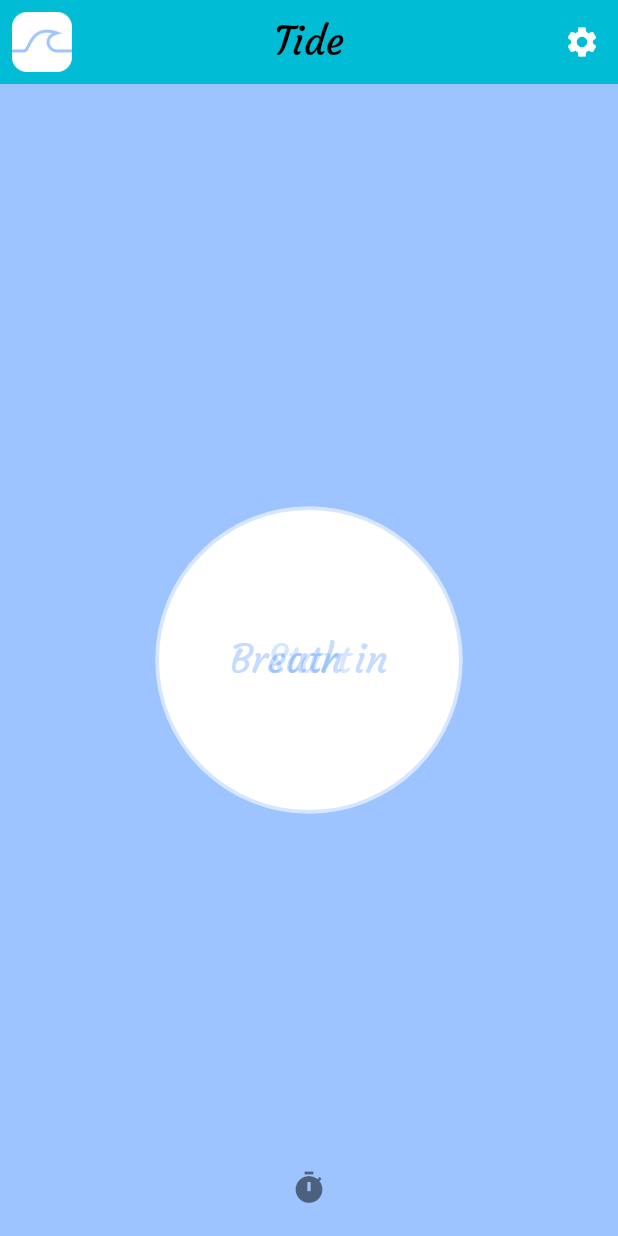
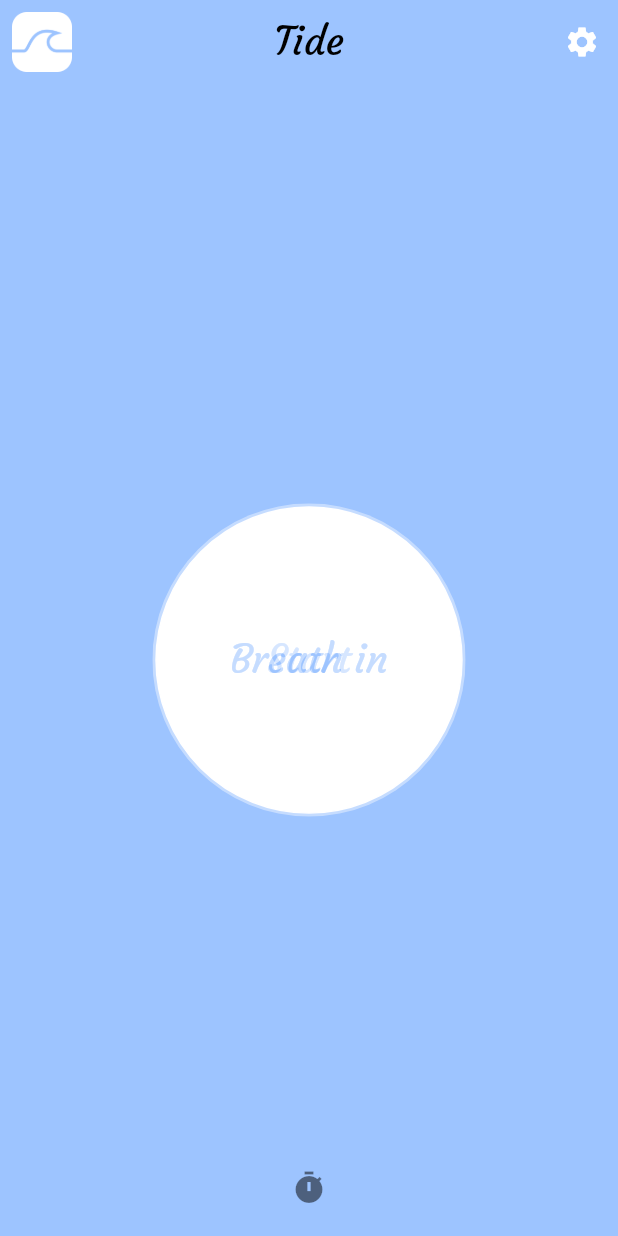
Before and after one commit to Cynnexis/tide, a Flutter app: the screen it shows after launch, after a tap on "Start", on a phone screen of 412 x 824 dp. Run offline on Flutter 3.47's test engine with Material 2 defaults, Android fonts, the phone set to English and light mode, and no system bars; our stand-ins replace args, flutter_settings_screens, shared_preferences, synchronized; missing offline and left inert: flutter_picker; generated files the repository leaves out were written again.

Commit message:
:hammer: Upgrade Android tools and dependencies
* :lipstick: Fix application bar that was not at the right color.
* :dizzy: Slowed down animation for starting button.
* :arrow_up: Upgraded dependencies.

```diff
--- a/lib/page/breathing_exercise_page.dart
+++ b/lib/page/breathing_exercise_page.dart
@@ -48,6 +48,7 @@ class _BreathingExercisePageState extends State<BreathingExercisePage> {
     return Scaffold(
       appBar: TideAppBar(
         context: context,
+        backgroundColor: TideTheme.primaryColor,
       ),
       backgroundColor: TideTheme.primaryColor,
       body: Stack(
--- a/lib/page/home_page.dart
+++ b/lib/page/home_page.dart
@@ -29,7 +29,7 @@ class _HomePageState extends State<HomePage>
     didChangePlatformBrightness();
 
     _animationController = AnimationController(
-      duration: const Duration(seconds: 1, milliseconds: 500),
+      duration: const Duration(seconds: 2, milliseconds: 500),
       vsync: this,
     );
 
@@ -64,7 +64,10 @@ class _HomePageState extends State<HomePage>
   @override
   Widget build(BuildContext context) {
     return Scaffold(
-      appBar: TideAppBar(context: context),
+      appBar: TideAppBar(
+        context: context,
+        backgroundColor: TideTheme.primaryColor,
+      ),
       backgroundColor: TideTheme.primaryColor,
       body: Center(
         child: Column(
--- a/pubspec.yaml
+++ b/pubspec.yaml
@@ -23,7 +23,7 @@ dependencies:
   flutter_settings_screens: ^0.3.0-null-safety
   intl: ^0.17.0-nullsafety.2
   logging: ^1.0.1
-  provider: ^5.0.0
+  provider: ^6.0.2
   quiver: ^3.0.1
   shared_preferences: ^2.0.6
   synchronized: ^3.0.0
@@ -36,7 +36,7 @@ dev_dependencies:
     sdk: flutter
 
   build_runner: ^2.0.5
-  dartdoc: ^1.0.0
+  dartdoc: ^4.1.0
   flutter_launcher_icons: ^0.9.1
   flutter_lints: ^1.0.4
   test: ^1.17.5
```
Also changed, not shown: pubspec.lock, 5 other files.
